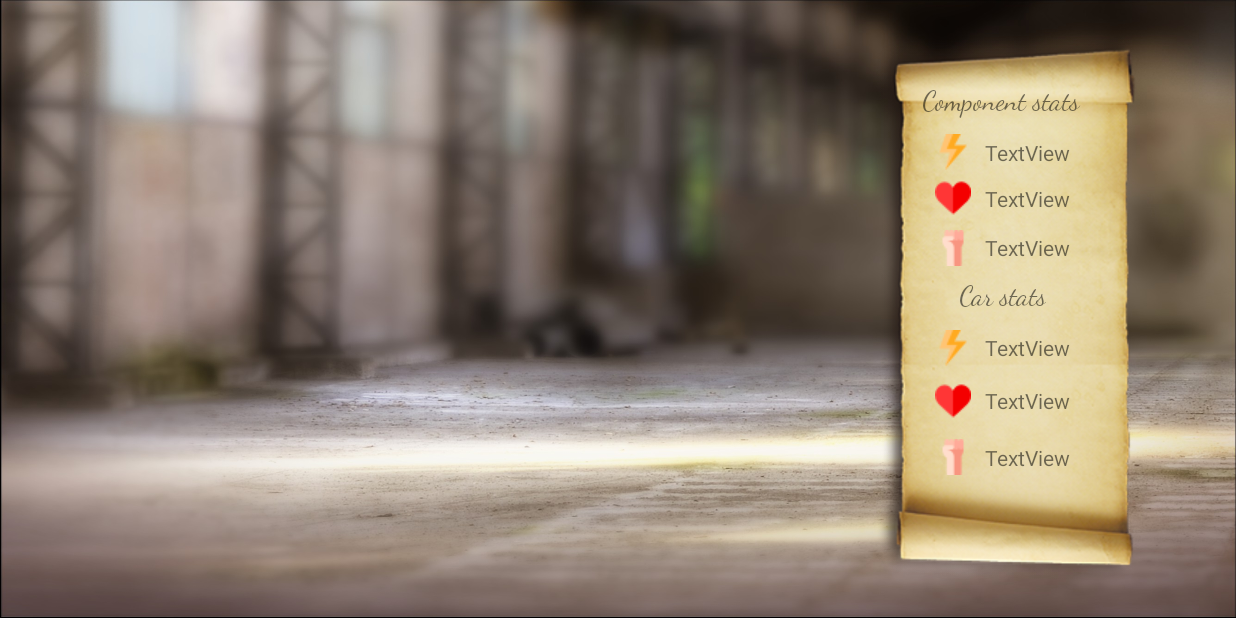
After one commit to nenadbabin/PMU_projekat, an Android app: the CarEditActivity screen opened directly, with no data from a screen before it, on a phone screen of 824 x 412 dp (held sideways). The commit adds this screen. Run offline under Robolectric (Android 15) with nearby library versions, the phone set to English and light mode, and no system bars.

Commit message:
Dizajn stranice za izmenu kola

```diff
--- a/app/src/main/AndroidManifest.xml
+++ b/app/src/main/AndroidManifest.xml
@@ -13,6 +13,10 @@
         android:supportsRtl="true"
         android:theme="@style/AppTheme">
         <activity
+            android:name=".activities.CarEditActivity"
+            android:screenOrientation="landscape">
+        </activity>
+        <activity
             android:name=".activities.GarageActivity"
             android:screenOrientation="landscape">
         </activity>
@@ -25,6 +29,7 @@
                 <category android:name="android.intent.category.LAUNCHER" />
             </intent-filter>
         </activity>
+
         <service android:name=".media_player.MyMusicPlayer" />
     </application>
 
--- /dev/null
+++ b/app/src/main/java/com/example/pmu_projekat/activities/CarEditActivity.java
@@ -0,0 +1,16 @@
+package com.example.pmu_projekat.activities;
+
+import androidx.appcompat.app.AppCompatActivity;
+
+import android.os.Bundle;
+
+import com.example.pmu_projekat.R;
+
+public class CarEditActivity extends AppCompatActivity {
+
+    @Override
+    protected void onCreate(Bundle savedInstanceState) {
+        super.onCreate(savedInstanceState);
+        setContentView(R.layout.activity_car_edit);
+    }
+}
--- a/app/src/main/java/com/example/pmu_projekat/activities/GarageActivity.java
+++ b/app/src/main/java/com/example/pmu_projekat/activities/GarageActivity.java
@@ -289,6 +289,14 @@ public class GarageActivity extends AppCompatActivity implements SettingsReturnV
 
         final CustomView carView = findViewById(R.id.car_view);
 
+        carView.setOnClickListener(new View.OnClickListener() {
+            @Override
+            public void onClick(View v) {
+                Intent intent = new Intent(GarageActivity.this, CarEditActivity.class);
+                startActivity(intent);
+            }
+        });
+
         new Thread(new Runnable() {
             @Override
             public void run() {
@@ -304,17 +312,17 @@ public class GarageActivity extends AppCompatActivity implements SettingsReturnV
                     {
                         case "classic" :
                         {
-                            chassisElement = new ChassisClassic(carView.getContext(), 200, 200);
+                            chassisElement = new ChassisClassic(carView.getContext(), 150, 0);
                             break;
                         }
                         case "whale" :
                         {
-                            chassisElement = new ChassisWhale(carView.getContext(), 200, 200);
+                            chassisElement = new ChassisWhale(carView.getContext(), 150, 0);
                             break;
                         }
                         case "boulder" :
                         {
-                            chassisElement = new ChassisBoulder(carView.getContext(), 200, 200);
+                            chassisElement = new ChassisBoulder(carView.getContext(), 150, 0);
                             break;
                         }
                     }
--- /dev/null
+++ b/app/src/main/java/com/example/pmu_projekat/views/CarEditView.java
@@ -0,0 +1,28 @@
+package com.example.pmu_projekat.views;
+
+import android.content.Context;
+import android.graphics.Canvas;
+import android.util.AttributeSet;
+import android.view.View;
+
+import androidx.annotation.Nullable;
+
+public class CarEditView extends View {
+
+    public CarEditView(Context context) {
+        super(context);
+    }
+
+    public CarEditView(Context context, @Nullable AttributeSet attrs) {
+        super(context, attrs);
+    }
+
+    public CarEditView(Context context, @Nullable AttributeSet attrs, int defStyleAttr) {
+        super(context, attrs, defStyleAttr);
+    }
+
+    @Override
+    protected void onDraw(Canvas canvas) {
+        super.onDraw(canvas);
+    }
+}
--- /dev/null
+++ b/app/src/main/res/layout-land/activity_car_edit.xml
@@ -0,0 +1,238 @@
+<?xml version="1.0" encoding="utf-8"?>
+<androidx.constraintlayout.widget.ConstraintLayout
+    xmlns:android="http://schemas.android.com/apk/res/android"
+    xmlns:app="http://schemas.android.com/apk/res-auto"
+    xmlns:tools="http://schemas.android.com/tools"
+    android:layout_width="match_parent"
+    android:layout_height="match_parent"
+    android:orientation="vertical"
+    android:background="@drawable/background_2">
+
+    <com.example.pmu_projekat.views.CarEditView
+        android:layout_width="match_parent"
+        android:layout_height="match_parent"
+        tools:layout_editor_absoluteX="0dp"
+        tools:layout_editor_absoluteY="0dp"></com.example.pmu_projekat.views.CarEditView>
+
+    <androidx.constraintlayout.widget.Guideline
+        android:id="@+id/horizontal_gl"
+        android:layout_width="wrap_content"
+        android:layout_height="wrap_content"
+        android:orientation="horizontal"
+        app:layout_constraintGuide_begin="110dp" />
+
+    <androidx.constraintlayout.widget.Guideline
+        android:id="@+id/vertical_gl"
+        android:layout_width="wrap_content"
+        android:layout_height="wrap_content"
+        android:orientation="vertical"
+        app:layout_constraintGuide_begin="454dp" />
+
+    <ImageView
+        android:id="@+id/paper_iv"
+        android:layout_width="175dp"
+        android:layout_height="388dp"
+        app:layout_constraintBottom_toBottomOf="parent"
+        app:layout_constraintHorizontal_bias="0.666"
+        app:layout_constraintLeft_toLeftOf="@id/vertical_gl"
+        app:layout_constraintRight_toRightOf="parent"
+        app:layout_constraintTop_toTopOf="parent"
+        app:srcCompat="@drawable/paper" />
+
+    <TextView
+        android:id="@+id/comp_stats_tv"
+        android:layout_width="107dp"
+        android:layout_height="26dp"
+        android:fontFamily="cursive"
+        android:text="Component stats"
+        android:textSize="18sp"
+        app:layout_constraintBottom_toTopOf="@id/comp_power_iv"
+        app:layout_constraintLeft_toLeftOf="@id/gl_paper_left"
+        app:layout_constraintRight_toRightOf="@id/gl_paper_right"
+        app:layout_constraintTop_toTopOf="@id/gl_paper_top" />
+
+    <ImageView
+        android:id="@+id/comp_power_iv"
+        android:layout_width="wrap_content"
+        android:layout_height="wrap_content"
+        app:srcCompat="@drawable/thunder_small"
+        tools:layout_editor_absoluteX="552dp"
+        tools:layout_editor_absoluteY="105dp"
+        app:layout_constraintLeft_toLeftOf="@id/gl_paper_left"
+        app:layout_constraintRight_toLeftOf="@id/comp_power_tv"
+        app:layout_constraintTop_toBottomOf="@id/comp_stats_tv"
+        app:layout_constraintBottom_toTopOf="@id/comp_health_iv"/>
+
+    <TextView
+        android:id="@+id/comp_power_tv"
+        android:layout_width="wrap_content"
+        android:layout_height="wrap_content"
+        android:text="TextView"
+        tools:layout_editor_absoluteX="587dp"
+        tools:layout_editor_absoluteY="105dp"
+        app:layout_constraintLeft_toRightOf="@id/comp_power_iv"
+        app:layout_constraintRight_toRightOf="@id/gl_paper_right"
+        app:layout_constraintTop_toBottomOf="@id/comp_stats_tv"
+        app:layout_constraintBottom_toTopOf="@id/comp_health_iv"/>
+
+    <ImageView
+        android:id="@+id/comp_health_iv"
+        android:layout_width="wrap_content"
+        android:layout_height="wrap_content"
+        app:srcCompat="@drawable/heart_small"
+        tools:layout_editor_absoluteX="552dp"
+        tools:layout_editor_absoluteY="137dp"
+        app:layout_constraintLeft_toLeftOf="@id/gl_paper_left"
+        app:layout_constraintRight_toLeftOf="@id/comp_health_tv"
+        app:layout_constraintTop_toBottomOf="@id/comp_power_tv"
+        app:layout_constraintBottom_toTopOf="@id/comp_energy_iv"/>
+
+    <TextView
+        android:id="@+id/comp_health_tv"
+        android:layout_width="wrap_content"
+        android:layout_height="wrap_content"
+        android:text="TextView"
+        tools:layout_editor_absoluteX="587dp"
+        tools:layout_editor_absoluteY="137dp"
+        app:layout_constraintLeft_toRightOf="@id/comp_health_iv"
+        app:layout_constraintRight_toRightOf="@id/gl_paper_right"
+        app:layout_constraintTop_toBottomOf="@id/comp_power_tv"
+        app:layout_constraintBottom_toTopOf="@id/comp_energy_iv"/>
+
+    <ImageView
+        android:id="@+id/comp_energy_iv"
+        android:layout_width="wrap_content"
+        android:layout_height="wrap_content"
+        app:srcCompat="@drawable/fist_small"
+        tools:layout_editor_absoluteX="552dp"
+        tools:layout_editor_absoluteY="168dp"
+        app:layout_constraintLeft_toLeftOf="@id/gl_paper_left"
+        app:layout_constraintRight_toLeftOf="@id/comp_energy_tv"
+        app:layout_constraintTop_toBottomOf="@id/comp_health_iv"
+        app:layout_constraintBottom_toTopOf="@id/car_stats_tv"/>
+
+    <TextView
+        android:id="@+id/comp_energy_tv"
+        android:layout_width="wrap_content"
+        android:layout_height="wrap_content"
+        android:text="TextView"
+        tools:layout_editor_absoluteX="587dp"
+        tools:layout_editor_absoluteY="168dp"
+        app:layout_constraintLeft_toRightOf="@id/comp_energy_iv"
+        app:layout_constraintRight_toRightOf="@id/gl_paper_right"
+        app:layout_constraintTop_toBottomOf="@id/comp_health_iv"
+        app:layout_constraintBottom_toTopOf="@id/car_stats_tv"/>
+
+    <TextView
+        android:id="@+id/car_stats_tv"
+        android:layout_width="wrap_content"
+        android:layout_height="wrap_content"
+        android:fontFamily="cursive"
+        android:text="Car stats"
+        android:textSize="18sp"
+        app:layout_constraintBottom_toTopOf="@id/car_power_iv"
+        app:layout_constraintLeft_toLeftOf="@id/gl_paper_left"
+        app:layout_constraintRight_toRightOf="@id/gl_paper_right"
+        app:layout_constraintTop_toBottomOf="@id/comp_energy_tv" />
+
+    <ImageView
+        android:id="@+id/car_power_iv"
+        android:layout_width="wrap_content"
+        android:layout_height="wrap_content"
+        app:srcCompat="@drawable/thunder_small"
+        tools:layout_editor_absoluteX="552dp"
+        tools:layout_editor_absoluteY="237dp"
+        app:layout_constraintLeft_toLeftOf="@id/gl_paper_left"
+        app:layout_constraintRight_toLeftOf="@id/car_power_tv"
+        app:layout_constraintTop_toBottomOf="@id/car_stats_tv"
+        app:layout_constraintBottom_toTopOf="@id/car_health_iv"/>
+
+    <TextView
+        android:id="@+id/car_power_tv"
+        android:layout_width="wrap_content"
+        android:layout_height="wrap_content"
+        android:text="TextView"
+        tools:layout_editor_absoluteX="587dp"
+        tools:layout_editor_absoluteY="237dp"
+        app:layout_constraintLeft_toRightOf="@id/car_power_iv"
+        app:layout_constraintRight_toRightOf="@id/gl_paper_right"
+        app:layout_constraintTop_toBottomOf="@id/car_stats_tv"
+        app:layout_constraintBottom_toTopOf="@id/car_health_iv"/>
+
+    <ImageView
+        android:id="@+id/car_health_iv"
+        android:layout_width="wrap_content"
+        android:layout_height="wrap_content"
+        app:srcCompat="@drawable/heart_small"
+        tools:layout_editor_absoluteX="552dp"
+        tools:layout_editor_absoluteY="269dp"
+        app:layout_constraintLeft_toLeftOf="@id/gl_paper_left"
+        app:layout_constraintRight_toLeftOf="@id/car_health_tv"
+        app:layout_constraintTop_toBottomOf="@id/car_power_tv"
+        app:layout_constraintBottom_toTopOf="@id/car_energy_iv"/>
+
+    <TextView
+        android:id="@+id/car_health_tv"
+        android:layout_width="wrap_content"
+        android:layout_height="wrap_content"
+        android:text="TextView"
+        tools:layout_editor_absoluteX="587dp"
+        tools:layout_editor_absoluteY="269dp"
+        app:layout_constraintLeft_toRightOf="@id/car_health_iv"
+        app:layout_constraintRight_toRightOf="@id/gl_paper_right"
+        app:layout_constraintTop_toBottomOf="@id/car_power_tv"
+        app:layout_constraintBottom_toTopOf="@id/car_energy_iv"/>
+
+    <ImageView
+        android:id="@+id/car_energy_iv"
+        android:layout_width="wrap_content"
+        android:layout_height="wrap_content"
+        app:srcCompat="@drawable/fist_small"
+        tools:layout_editor_absoluteX="552dp"
+        tools:layout_editor_absoluteY="301dp"
+        app:layout_constraintLeft_toLeftOf="@id/gl_paper_left"
+        app:layout_constraintRight_toLeftOf="@id/car_energy_tv"
+        app:layout_constraintTop_toBottomOf="@id/car_health_iv"
+        app:layout_constraintBottom_toTopOf="@id/gl_paper_bottom"/>
+
+    <TextView
+        android:id="@+id/car_energy_tv"
+        android:layout_width="wrap_content"
+        android:layout_height="wrap_content"
+        android:text="TextView"
+        tools:layout_editor_absoluteX="587dp"
+        tools:layout_editor_absoluteY="301dp"
+        app:layout_constraintLeft_toRightOf="@id/car_energy_iv"
+        app:layout_constraintRight_toRightOf="@id/gl_paper_right"
+        app:layout_constraintTop_toBottomOf="@id/car_health_iv"
+        app:layout_constraintBottom_toTopOf="@id/gl_paper_bottom"/>
+
+    <androidx.constraintlayout.widget.Guideline
+        android:id="@+id/gl_paper_left"
+        android:layout_width="wrap_content"
+        android:layout_height="wrap_content"
+        android:orientation="vertical"
+        app:layout_constraintGuide_end="210dp" />
+
+    <androidx.constraintlayout.widget.Guideline
+        android:id="@+id/gl_paper_right"
+        android:layout_width="wrap_content"
+        android:layout_height="wrap_content"
+        android:orientation="vertical"
+        app:layout_constraintGuide_begin="723dp" />
+
+    <androidx.constraintlayout.widget.Guideline
+        android:id="@+id/gl_paper_top"
+        android:layout_width="wrap_content"
+        android:layout_height="wrap_content"
+        android:orientation="horizontal"
+        app:layout_constraintGuide_begin="50dp" />
+
+    <androidx.constraintlayout.widget.Guideline
+        android:id="@+id/gl_paper_bottom"
+        android:layout_width="wrap_content"
+        android:layout_height="wrap_content"
+        android:orientation="horizontal"
+        app:layout_constraintGuide_begin="331dp" />
+
+</androidx.constraintlayout.widget.ConstraintLayout>
--- a/app/src/main/res/layout-land/activity_garage.xml
+++ b/app/src/main/res/layout-land/activity_garage.xml
@@ -83,7 +83,7 @@
         android:layout_width="wrap_content"
         android:layout_height="wrap_content"
         android:orientation="horizontal"
-        app:layout_constraintGuide_begin="143dp" />
+        app:layout_constraintGuide_percent="0.33" />
 
     <Button
         android:id="@+id/btn_play"
@@ -132,8 +132,22 @@
         android:layout_height="0dp"
         app:layout_constraintLeft_toRightOf="@id/guideline1"
         app:layout_constraintRight_toRightOf="parent"
-        app:layout_constraintBottom_toBottomOf="parent"
-        app:layout_constraintTop_toTopOf="parent">
+        app:layout_constraintBottom_toBottomOf="@id/guideline_view_bottom"
+        app:layout_constraintTop_toTopOf="@id/guideline_view_top">
     </com.example.pmu_projekat.views.CustomView>
 
+    <androidx.constraintlayout.widget.Guideline
+        android:id="@+id/guideline_view_top"
+        android:layout_width="wrap_content"
+        android:layout_height="wrap_content"
+        android:orientation="horizontal"
+        app:layout_constraintGuide_percent="0.33" />
+
+    <androidx.constraintlayout.widget.Guideline
+        android:id="@+id/guideline_view_bottom"
+        android:layout_width="wrap_content"
+        android:layout_height="wrap_content"
+        android:orientation="horizontal"
+        app:layout_constraintGuide_percent="0.66" />
+
 </androidx.constraintlayout.widget.ConstraintLayout>
--- /dev/null
+++ b/app/src/main/res/layout/activity_car_edit.xml
@@ -0,0 +1,9 @@
+<?xml version="1.0" encoding="utf-8"?>
+<androidx.constraintlayout.widget.ConstraintLayout xmlns:android="http://schemas.android.com/apk/res/android"
+    xmlns:app="http://schemas.android.com/apk/res-auto"
+    xmlns:tools="http://schemas.android.com/tools"
+    android:layout_width="match_parent"
+    android:layout_height="match_parent"
+    tools:context=".activities.CarEditActivity">
+
+</androidx.constraintlayout.widget.ConstraintLayout>
```
Also changed, not shown: app/src/main/res/drawable/fist.png (added), app/src/main/res/drawable/fist_small.png (added), app/src/main/res/drawable/heart.png (added), app/src/main/res/drawable/heart_small.png (added), app/src/main/res/drawable/paper.png (added), app/src/main/res/drawable/thunder.png (added), app/src/main/res/drawable/thunder_small.png (added).
